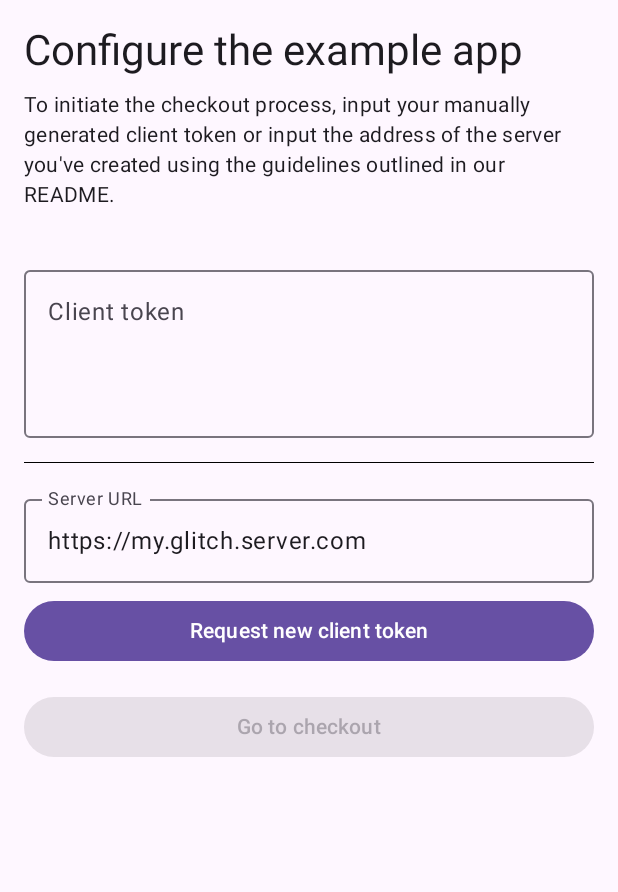
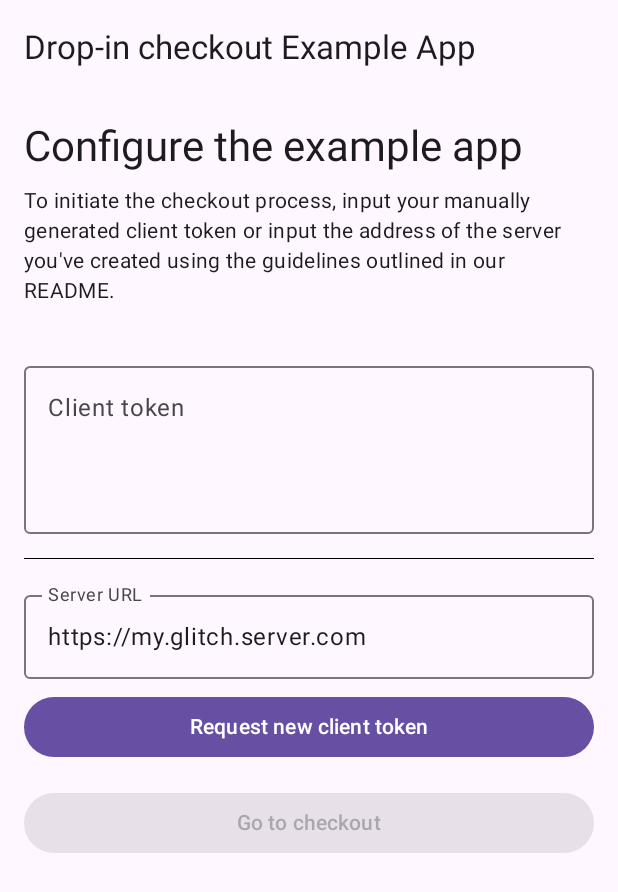
Before and after one commit to primer-io/checkout-examples-android, an Android app built with Jetpack Compose: the CheckoutConfigurationScreen screen opened through its navigation route, on a phone screen of 412 x 824 dp. Shown: the top 892 px of the screen. Run offline under Robolectric (Android 15) with nearby library versions, the phone set to English and light mode, and no system bars; our stand-ins replace Dagger/Hilt's generated code; libraries missing offline, so code that uses them is left out: io.primer.android.

Commit message:
chore: added a TopAppBar for the example app

```diff
--- a/co-badged-cards/src/main/res/values/strings.xml
+++ b/co-badged-cards/src/main/res/values/strings.xml
@@ -1,5 +1,6 @@
 <resources>
     <string name="app_name">Co-badged cards</string>
+    <string name="main_title">Co-badged cards Example App</string>
     <string name="settings_title">Configure the example app</string>
     <string name="settings_description">To initiate the checkout process, input your manually generated client token or input the address of the server you\'ve created using the guidelines outlined in our README.</string>
     <string name="open_checkout">Go to checkout</string>
--- a/drop-in-checkout/src/main/java/io/primer/checkout/dropin/configuration/ui/CheckoutConfigurationScreen.kt
+++ b/drop-in-checkout/src/main/java/io/primer/checkout/dropin/configuration/ui/CheckoutConfigurationScreen.kt
@@ -1,8 +1,10 @@
 package io.primer.checkout.dropin.configuration.ui
 
 import androidx.compose.foundation.BorderStroke
+import androidx.compose.foundation.background
 import androidx.compose.foundation.layout.Column
 import androidx.compose.foundation.layout.Spacer
+import androidx.compose.foundation.layout.fillMaxSize
 import androidx.compose.foundation.layout.fillMaxWidth
 import androidx.compose.foundation.layout.height
 import androidx.compose.foundation.layout.padding
@@ -10,10 +12,13 @@ import androidx.compose.foundation.rememberScrollState
 import androidx.compose.foundation.verticalScroll
 import androidx.compose.material3.Button
 import androidx.compose.material3.Divider
+import androidx.compose.material3.ExperimentalMaterial3Api
 import androidx.compose.material3.MaterialTheme
 import androidx.compose.material3.OutlinedCard
 import androidx.compose.material3.OutlinedTextField
+import androidx.compose.material3.Scaffold
 import androidx.compose.material3.Text
+import androidx.compose.material3.TopAppBar
 import androidx.compose.runtime.Composable
 import androidx.compose.runtime.collectAsState
 import androidx.compose.runtime.getValue
@@ -28,6 +33,7 @@ import io.primer.checkout.dropin.R
 import io.primer.checkout.dropin.configuration.viewmodel.CheckoutConfigurationViewModel
 import io.primer.checkout.dropin.result.ui.CheckoutResult
 
+@OptIn(ExperimentalMaterial3Api::class)
 @Composable
 fun CheckoutConfigurationScreen(
     onCheckoutResult: (CheckoutResult) -> Unit,
@@ -38,9 +44,25 @@ fun CheckoutConfigurationScreen(
     val checkoutResult by viewModel.checkoutResult.collectAsState()
     viewModel.setCustomErrorMessage(stringResource(id = R.string.error_handler_custom_message))
 
+    Scaffold(
+        modifier = modifier
+            .fillMaxSize()
+            .background(color = MaterialTheme.colorScheme.onSurface),
+        topBar = {
+            TopAppBar(
+                title = {
+                    Text(
+                        text = stringResource(id = R.string.main_title)
+                    )
+                },
+                modifier = Modifier.fillMaxWidth()
+            )
+        }
+    ) { contentPaddings ->
         Column(
             modifier
                 .verticalScroll(rememberScrollState())
+                .padding(contentPaddings)
                 .padding(dimensionResource(id = R.dimen.default_margin))
         ) {
             Text(
@@ -111,7 +133,11 @@ fun CheckoutConfigurationScreen(
 
             checkoutUiState.errorMessage?.let { errorMessage ->
                 Column {
-                Spacer(modifier = Modifier.height(dimensionResource(id = R.dimen.spacing_default)))
+                    Spacer(
+                        modifier = Modifier.height(
+                            dimensionResource(id = R.dimen.spacing_default)
+                        )
+                    )
 
                     OutlinedCard(
                         modifier = modifier.fillMaxWidth(),
@@ -119,7 +145,9 @@ fun CheckoutConfigurationScreen(
                     ) {
                         Text(
                             text = errorMessage,
-                        modifier = modifier.padding(dimensionResource(id = R.dimen.default_margin))
+                            modifier = modifier.padding(
+                                dimensionResource(id = R.dimen.default_margin)
+                            )
                         )
                     }
                 }
@@ -131,3 +159,4 @@ fun CheckoutConfigurationScreen(
             }
         }
     }
+}
--- a/drop-in-checkout/src/main/res/values/strings.xml
+++ b/drop-in-checkout/src/main/res/values/strings.xml
@@ -1,5 +1,6 @@
 <resources>
     <string name="app_name">DropIn Checkout</string>
+    <string name="main_title">Drop-in checkout Example App</string>
     <string name="settings_title">Configure the example app</string>
     <string name="settings_description">To initiate the checkout process, input your manually generated client token or input the address of the server you\'ve created using the guidelines outlined in our README.</string>
     <string name="open_checkout">Go to checkout</string>
```
Also changed, not shown: co-badged-cards/src/main/java/io/primer/checkout/cobadged/configuration/ui/CheckoutConfigurationScreen.kt (+34 -3 lines), 1 other file. Lines whose indentation alone changed are shown as unchanged.
